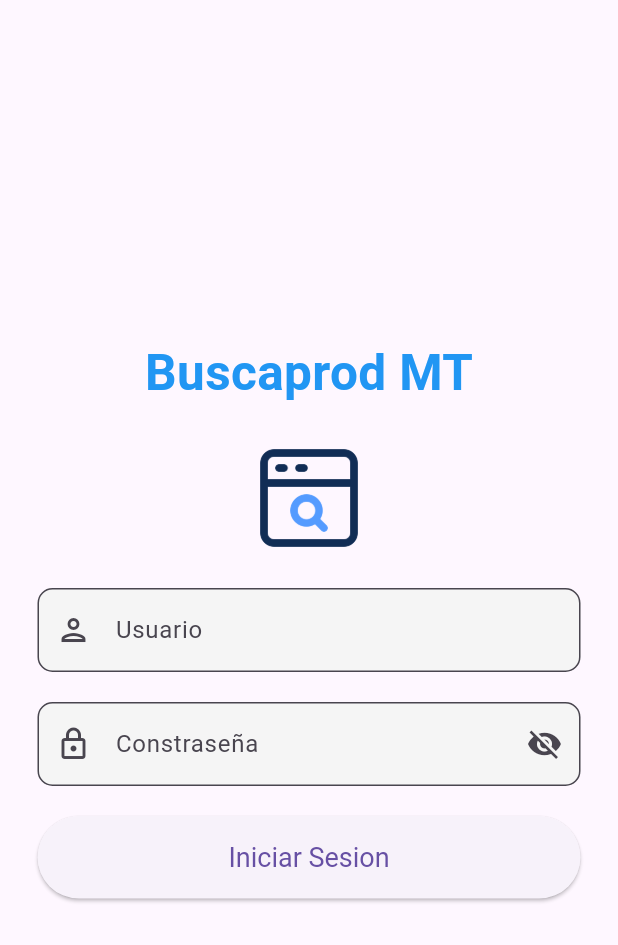
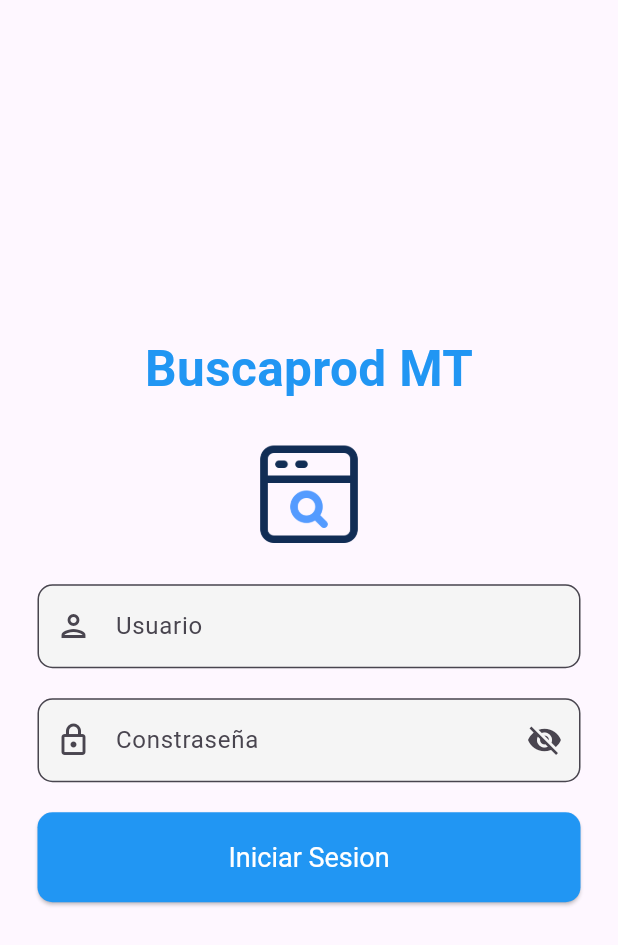
Before and after one commit to olmeange/BuscaprodFrontendFlutter, a Flutter app: the LoginPage screen opened by its route, on a phone screen of 412 x 824 dp. Shown: the top 945 px of the screen. Run offline on Flutter 3.47's test engine with Material 3 defaults, Android fonts, the phone set to English and light mode, and no system bars; our stand-ins replace share_plus, shared_preferences; missing offline and left inert: move_to_background; accounts and stored records are empty; network calls fail.

Commit message:
Version 1.0.0 subida a google play

```diff
--- a/lib/src/pages/login_page.dart
+++ b/lib/src/pages/login_page.dart
@@ -77,10 +77,14 @@ class _LoginPageState extends State<LoginPage> {
       keyboardType: TextInputType.text,
       controller: userController,
       decoration: InputDecoration(
+          floatingLabelStyle: const TextStyle(color: Colors.blue),
           fillColor: Colors.grey.shade100,
           filled: true,
           labelText: 'Usuario',
           prefixIcon: const Icon(Icons.person_outlined),
+          focusedBorder: const OutlineInputBorder(
+            borderSide: BorderSide(color: Colors.blue, width: 2.0),
+          ),
           border: OutlineInputBorder(borderRadius: BorderRadius.circular(10))),
       validator: (value) {
         if (value!.isEmpty) {
@@ -97,10 +101,14 @@ class _LoginPageState extends State<LoginPage> {
       keyboardType: TextInputType.text,
       controller: passwordController,
       decoration: InputDecoration(
+          floatingLabelStyle: const TextStyle(color: Colors.blue),
           fillColor: Colors.grey.shade100,
           filled: true,
           labelText: 'Constraseña',
           prefixIcon: const Icon(Icons.lock_outlined),
+          focusedBorder: const OutlineInputBorder(
+            borderSide: BorderSide(color: Colors.blue, width: 2.0),
+          ),
           suffixIcon: IconButton(
             onPressed: togglePass,
             icon: showPass
@@ -126,8 +134,11 @@ class _LoginPageState extends State<LoginPage> {
       style: ElevatedButton.styleFrom(
           // The width will be 100% of the parent widget
           // The height will be 60
+          shape:
+              RoundedRectangleBorder(borderRadius: BorderRadius.circular(10)),
+          backgroundColor: Colors.blue,
           textStyle: const TextStyle(fontSize: 18),
-          minimumSize: const Size.fromHeight(55)),
+          minimumSize: const Size.fromHeight(60)),
       onPressed: () {
         if (_formState.currentState!.validate()) {
           final LoginService loginService = LoginService();
@@ -175,7 +186,8 @@ class _LoginPageState extends State<LoginPage> {
           });
         }
       },
-      child: const Text('Iniciar Sesion'),
+      child:
+          const Text('Iniciar Sesion', style: TextStyle(color: Colors.white)),
     );
   }
 
--- a/pubspec.yaml
+++ b/pubspec.yaml
@@ -11,7 +11,7 @@ dependencies:
     sdk: flutter
 
   http: ^1.1.0
-  share_plus: ^7.2.2
+  share_plus: ^7.2.1
   path_provider: ^2.1.2
   shared_preferences: ^2.2.2
   move_to_background: ^1.0.2
```
Also changed, not shown: lib/src/pages/search_page.dart (+46 -20 lines), lib/src/pages/splash_screen_page.dart (+12 -1 lines), pubspec.lock, 8 other files.
